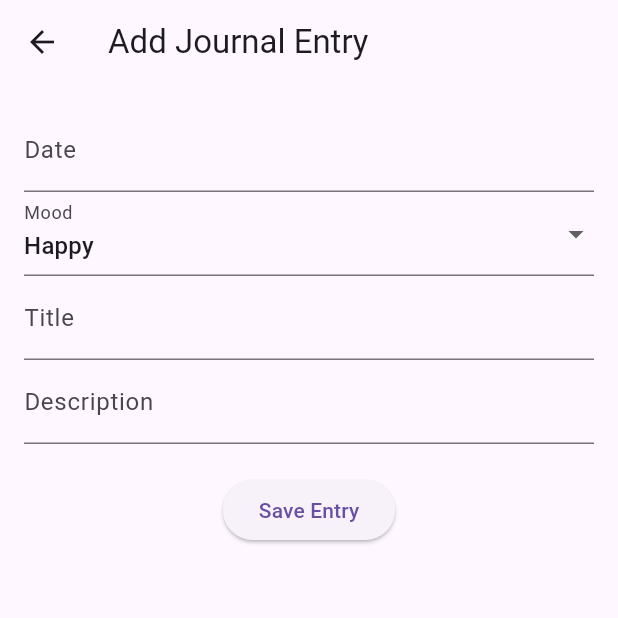
After one commit to iamkasumi/AppDev, a Flutter app: the screen it shows after launch, item 4 of the bottom bar chosen, after a tap on the "add" icon, on a phone screen of 412 x 824 dp, the top half of it. The commit adds this screen. Run offline on Flutter 3.47's test engine with Material 3 defaults, Android fonts, the phone set to English and light mode, and no system bars.

Commit message:
fixed journal page

```diff
--- /dev/null
+++ b/mental_health/lib/pages/add_journal_entry_page.dart
@@ -0,0 +1,117 @@
+import 'package:flutter/material.dart';
+
+class AddJournalEntryPage extends StatefulWidget {
+  final Function(Map<String, String>) addEntry;
+
+  const AddJournalEntryPage({required this.addEntry, super.key});
+
+  @override
+  _AddJournalEntryPageState createState() => _AddJournalEntryPageState();
+}
+
+class _AddJournalEntryPageState extends State<AddJournalEntryPage> {
+  final _formKey = GlobalKey<FormState>();
+  final _dateController = TextEditingController();
+  final _titleController = TextEditingController();
+  final _descriptionController = TextEditingController();
+  String _selectedMood = "Happy";
+  Color _selectedMoodColor = Colors.yellow;
+
+  void _saveEntry() {
+    if (_formKey.currentState!.validate()) {
+      final newEntry = {
+        "date": _dateController.text,
+        "mood": _selectedMood,
+        "moodColor": _selectedMoodColor.value.toRadixString(16),
+        "title": _titleController.text,
+        "description": _descriptionController.text,
+      };
+      widget.addEntry(newEntry);
+      Navigator.pop(context);
+    }
+  }
+
+  @override
+  void dispose() {
+    _dateController.dispose();
+    _titleController.dispose();
+    _descriptionController.dispose();
+    super.dispose();
+  }
+
+  @override
+  Widget build(BuildContext context) {
+    return Scaffold(
+      appBar: AppBar(
+        title: const Text("Add Journal Entry"),
+      ),
+      body: Padding(
+        padding: const EdgeInsets.all(16.0),
+        child: Form(
+          key: _formKey,
+          child: Column(
+            children: [
+              TextFormField(
+                controller: _dateController,
+                decoration: InputDecoration(labelText: "Date"),
+                validator: (value) {
+                  if (value == null || value.isEmpty) {
+                    return "Please enter a date";
+                  }
+                  return null;
+                },
+              ),
+              DropdownButtonFormField<String>(
+                value: _selectedMood,
+                items: ["Happy", "Sad", "Angry", "Terrible"].map((mood) {
+                  return DropdownMenuItem(
+                    value: mood,
+                    child: Text(mood),
+                  );
+                }).toList(),
+                onChanged: (value) {
+                  setState(() {
+                    _selectedMood = value!;
+                    _selectedMoodColor = value == "Happy"
+                        ? Colors.yellow
+                        : value == "Sad"
+                            ? Colors.blue
+                            : value == "Angry"
+                                ? Colors.red
+                                : Colors.grey;
+                  });
+                },
+                decoration: InputDecoration(labelText: "Mood"),
+              ),
+              TextFormField(
+                controller: _titleController,
+                decoration: InputDecoration(labelText: "Title"),
+                validator: (value) {
+                  if (value == null || value.isEmpty) {
+                    return "Please enter a title";
+                  }
+                  return null;
+                },
+              ),
+              TextFormField(
+                controller: _descriptionController,
+                decoration: InputDecoration(labelText: "Description"),
+                validator: (value) {
+                  if (value == null || value.isEmpty) {
+                    return "Please enter a description";
+                  }
+                  return null;
+                },
+              ),
+              const SizedBox(height: 20),
+              ElevatedButton(
+                onPressed: _saveEntry,
+                child: const Text("Save Entry"),
+              ),
+            ],
+          ),
+        ),
+      ),
+    );
+  }
+}
--- a/mental_health/lib/pages/journal_page.dart
+++ b/mental_health/lib/pages/journal_page.dart
@@ -1,7 +1,44 @@
 import 'package:flutter/material.dart';
+import 'add_journal_entry_page.dart';
+import 'view_journal_entry_page.dart';
 
-class JournalPage extends StatelessWidget {
+class JournalPage extends StatefulWidget {
   const JournalPage({super.key});
+
+  @override
+  _JournalPageState createState() => _JournalPageState();
+}
+
+class _JournalPageState extends State<JournalPage> {
+  final List<Map<String, String>> _journalEntries = [
+    {
+      "date": "02 May 2022",
+      "mood": "Awesome",
+      "moodColor": "0xFFFF0000",
+      "title": "What are you grateful for?",
+      "description": "Lorem ipsum dolor sit amet, consectetur adipiscing elit. Phasellus id lobortis dui facilisi."
+    },
+    {
+      "date": "28 April 2022",
+      "mood": "Happy",
+      "moodColor": "0xFFFFFF00",
+      "title": "What one thing that drove your action?",
+      "description": "Commodo pellentesque vivamus faucibus natoque enim elementum."
+    },
+    {
+      "date": "15 March 2022",
+      "mood": "Terrible",
+      "moodColor": "0xFF0000FF",
+      "title": "What was the best part of your day?",
+      "description": "Elementum diam amet commodo, mollis congue sed in. Vitae et mi pretium leo."
+    },
+  ];
+
+  void _addNewEntry(Map<String, String> newEntry) {
+    setState(() {
+      _journalEntries.add(newEntry);
+    });
+  }
 
   @override
   Widget build(BuildContext context) {
@@ -32,37 +69,47 @@ class JournalPage extends StatelessWidget {
             const SizedBox(height: 16),
             // List of journal entries
             Expanded(
-              child: ListView(
-                children: const [
-                  JournalEntry(
-                    date: "02 May 2022",
-                    mood: "Awesome",
-                    moodColor: Colors.red,
-                    title: "What are you grateful for?",
-                    description:
-                        "Lorem ipsum dolor sit amet, consectetur adipiscing elit. Phasellus id lobortis dui facilisi.",
-                  ),
-                  JournalEntry(
-                    date: "28 April 2022",
-                    mood: "Happy",
-                    moodColor: Colors.yellow,
-                    title: "What one thing that drove your action?",
-                    description:
-                        "Commodo pellentesque vivamus faucibus natoque enim elementum.",
-                  ),
-                  JournalEntry(
-                    date: "15 March 2022",
-                    mood: "Terrible",
-                    moodColor: Colors.blue,
-                    title: "What was the best part of your day?",
-                    description:
-                        "Elementum diam amet commodo, mollis congue sed in. Vitae et mi pretium leo.",
-                  ),
-                ],
+              child: ListView.builder(
+                itemCount: _journalEntries.length,
+                itemBuilder: (context, index) {
+                  final entry = _journalEntries[index];
+                  return GestureDetector(
+                    onTap: () {
+                      Navigator.push(
+                        context,
+                        MaterialPageRoute(
+                          builder: (context) => ViewJournalEntryPage(
+                            entry: entry,
+                          ),
+                        ),
+                      );
+                    },
+                    child: JournalEntry(
+                      date: entry["date"]!,
+                      mood: entry["mood"]!,
+                      moodColor: Color(int.parse(entry["moodColor"]!)),
+                      title: entry["title"]!,
+                      description: entry["description"]!,
+                    ),
+                  );
+                },
               ),
             ),
           ],
         ),
+      ),
+      floatingActionButton: FloatingActionButton(
+        onPressed: () {
+          Navigator.push(
+            context,
+            MaterialPageRoute(
+              builder: (context) => AddJournalEntryPage(
+                addEntry: _addNewEntry,
+              ),
+            ),
+          );
+        },
+        child: Icon(Icons.add),
       ),
     );
   }
--- /dev/null
+++ b/mental_health/lib/pages/view_journal_entry_page.dart
@@ -0,0 +1,45 @@
+import 'package:flutter/material.dart';
+
+class ViewJournalEntryPage extends StatelessWidget {
+  final Map<String, String> entry;
+
+  const ViewJournalEntryPage({required this.entry, super.key});
+
+  @override
+  Widget build(BuildContext context) {
+    return Scaffold(
+      appBar: AppBar(
+        title: Text(entry["title"]!),
+      ),
+      body: Padding(
+        padding: const EdgeInsets.all(16.0),
+        child: Column(
+          crossAxisAlignment: CrossAxisAlignment.start,
+          children: [
+            Text(
+              entry["date"]!,
+              style: TextStyle(color: Colors.grey[600]),
+            ),
+            const SizedBox(height: 16),
+            Container(
+              padding: const EdgeInsets.symmetric(horizontal: 8, vertical: 4),
+              decoration: BoxDecoration(
+                color: Color(int.parse(entry["moodColor"]!)).withOpacity(0.2),
+                borderRadius: BorderRadius.circular(12),
+              ),
+              child: Text(
+                entry["mood"]!,
+                style: TextStyle(color: Color(int.parse(entry["moodColor"]!))),
+              ),
+            ),
+            const SizedBox(height: 16),
+            Text(
+              entry["description"]!,
+              style: TextStyle(fontSize: 18, color: Colors.grey[800]),
+            ),
+          ],
+        ),
+      ),
+    );
+  }
+}
```
